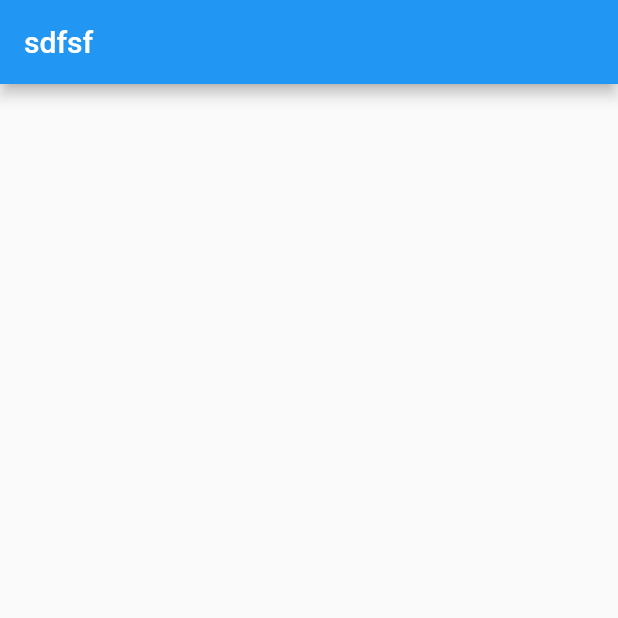
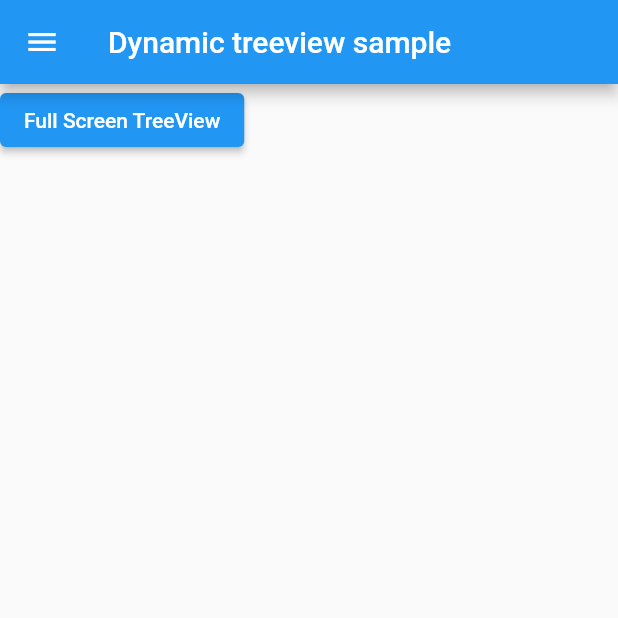
Before and after one commit to optimjie/ship, a Flutter app: the screen it shows after launch, on a phone screen of 412 x 824 dp, the top half of it. Run offline on Flutter 3.47's test engine with Material 2 defaults, Android fonts, the phone set to English and light mode, and no system bars; missing offline and left inert: dynamic_treeview.

Commit message:
dynamic_treeview 运行成功

```diff
--- /dev/null
+++ b/lib/ScreenOne.dart
@@ -0,0 +1,149 @@
+import 'package:ship/DataModel.dart';
+import 'package:ship/ScreenTwo.dart';
+import 'package:flutter/material.dart';
+// ignore: import_of_legacy_library_into_null_safe
+import 'package:dynamic_treeview/dynamic_treeview.dart';
+
+class ScreenOne extends StatefulWidget {
+  @override
+  _ScreenOneState createState() => _ScreenOneState();
+}
+
+class _ScreenOneState extends State<ScreenOne> {
+  @override
+  Widget build(BuildContext context) {
+    return SafeArea(
+      child: Scaffold(
+        appBar: AppBar(
+          title: Text("Screen One"),
+        ),
+        body: DynamicTreeView(
+          data: getData(),
+          config: Config(
+              parentTextStyle:
+                  TextStyle(color: Colors.black, fontWeight: FontWeight.w600),
+              rootId: "1",
+              parentPaddingEdgeInsets:
+                  EdgeInsets.only(left: 16, top: 0, bottom: 0)),
+          onTap: (m) {
+            print("onChildTap -> $m");
+            Navigator.push(
+                context,
+                MaterialPageRoute(
+                    builder: (ctx) => ScreenTwo(
+                          data: m,
+                        )));
+          },
+          width: MediaQuery.of(context).size.width,
+        ),
+      ),
+    );
+  }
+}
+
+List<BaseData> getData() {
+  return [
+    DataModel(
+      id: 1,
+      name: 'Root',
+      parentId: -1,
+      extras: {'key': 'extradata1'},
+    ),
+    DataModel(
+      id: 2,
+      name: 'Men',
+      parentId: 1,
+      extras: {'key': 'extradata2'},
+    ),
+    DataModel(
+      id: 3,
+      name: 'Shorts',
+      parentId: 2,
+      extras: {'key': 'extradata3'},
+    ),
+    DataModel(
+      id: 4,
+      name: 'Shoes',
+      parentId: 2,
+      extras: {'key': 'extradata4'},
+    ),
+    DataModel(
+      id: 5,
+      name: 'Women',
+      parentId: 1,
+      extras: {'key': 'extradata5'},
+    ),
+    DataModel(
+      id: 6,
+      name: 'Shoes',
+      parentId: 5,
+      extras: {'key': 'extradata6'},
+    ),
+    DataModel(
+      id: 7,
+      name: 'Shorts',
+      parentId: 5,
+      extras: {'key': 'extradata7'},
+    ),
+    DataModel(
+      id: 8,
+      name: 'Tops',
+      parentId: 5,
+      extras: {'key': 'extradata8'},
+    ),
+    DataModel(
+      id: 9,
+      name: 'Electronics',
+      parentId: 1,
+      extras: {'key': 'extradata9'},
+    ),
+    DataModel(
+      id: 10,
+      name: 'Phones',
+      parentId: 9,
+      extras: {'key': 'extradata10'},
+    ),
+    DataModel(
+      id: 11,
+      name: 'Tvs',
+      parentId: 9,
+      extras: {'key': 'extradata11'},
+    ),
+    DataModel(
+      id: 12,
+      name: 'Laptops',
+      parentId: 9,
+      extras: {'key': 'extradata12'},
+    ),
+    DataModel(
+      id: 13,
+      name: 'Nike shooes',
+      parentId: 4,
+      extras: {'key': 'extradata13'},
+    ),
+    DataModel(
+      id: 14,
+      name: 'puma shoes',
+      parentId: 4,
+      extras: {'key': 'extradata14'},
+    ),
+    DataModel(
+      id: 15,
+      name: 'puma shoes 1',
+      parentId: 14,
+      extras: {'key': 'extradata15'},
+    ),
+    DataModel(
+      id: 16,
+      name: 'puma shoes 2',
+      parentId: 14,
+      extras: {'key': 'extradata16'},
+    ),
+    DataModel(
+      id: 17,
+      name: 'puma shoes 3',
+      parentId: 14,
+      extras: {'key': 'extradata17'},
+    ),
+  ];
+}
--- a/lib/main.dart
+++ b/lib/main.dart
@@ -1,20 +1,85 @@
 import 'package:flutter/material.dart';
+import 'package:ship/DataModel.dart';
+import 'package:ship/ScreenOne.dart';
+import 'package:ship/ScreenTwo.dart';
+// ignore: unused_import
+// ignore: import_of_legacy_library_into_null_safe
+import 'package:dynamic_treeview/dynamic_treeview.dart';
+
+// nox_adb.exe connect 127.0.0.1:62001
+// flutter run --no-sound-null-safety
 
 void main() {
   runApp(MyApp());
 }
 
+// class MyApp extends StatelessWidget {
+//   @override
+//   Widget build(BuildContext context) {
+//     return MaterialApp(
+//         title: 'hello',
+//         home: Scaffold(
+//             appBar: AppBar(
+//               title: Text('123'),
+//             ),
+//             body: HomeContent()));
+//   }
+// }
+
 class MyApp extends StatelessWidget {
   @override
   Widget build(BuildContext context) {
     return MaterialApp(
-      title: 'hello',
-      home: Scaffold(
+      title: 'Dynamic Treeview Demo',
+      theme: ThemeData(
+        primarySwatch: Colors.blue,
+      ),
+      debugShowCheckedModeBanner: false,
+      home: MyHomePage(title: 'Flutter Demo Home Page'),
+    );
+  }
+}
+
+class MyHomePage extends StatefulWidget {
+  MyHomePage({required this.title}) : super();
+  final String title;
+  @override
+  _MyHomePageState createState() => _MyHomePageState();
+}
+
+class _MyHomePageState extends State<MyHomePage> {
+  @override
+  Widget build(BuildContext context) {
+    return SafeArea(
+      child: Scaffold(
         appBar: AppBar(
-          title: Text('sdfsf'),
+          title: Text("Dynamic treeview sample"),
         ),
-        body: HomeContent()
-      )
+        drawer: Container(
+          height: MediaQuery.of(context).size.height,
+          child: DynamicTreeView(
+            data: getData(),
+            config: Config(
+                parentTextStyle:
+                    TextStyle(color: Colors.black, fontWeight: FontWeight.w600),
+                parentPaddingEdgeInsets:
+                    EdgeInsets.only(left: 16, top: 0, bottom: 0)),
+            width: 220.0,
+          ),
+          color: Colors.white,
+        ),
+        body: Column(
+          children: <Widget>[
+            ElevatedButton(
+              onPressed: () {
+                Navigator.push(
+                    context, MaterialPageRoute(builder: (ctx) => ScreenOne()));
+              },
+              child: Text('Full Screen TreeView'),
+            ),
+          ],
+        ),
+      ),
     );
   }
 }
--- a/pubspec.yaml
+++ b/pubspec.yaml
@@ -22,7 +22,6 @@ environment:
 
 dependencies:
   dynamic_treeview: 1.0.0+2
-  # list_treeview: ^0.3.0
   flutter:
     sdk: flutter
 
```
Also changed, not shown: lib/DataModel.dart (added, +35 -0 lines), lib/ScreenTwo.dart (added, +34 -0 lines), 5 other files.
